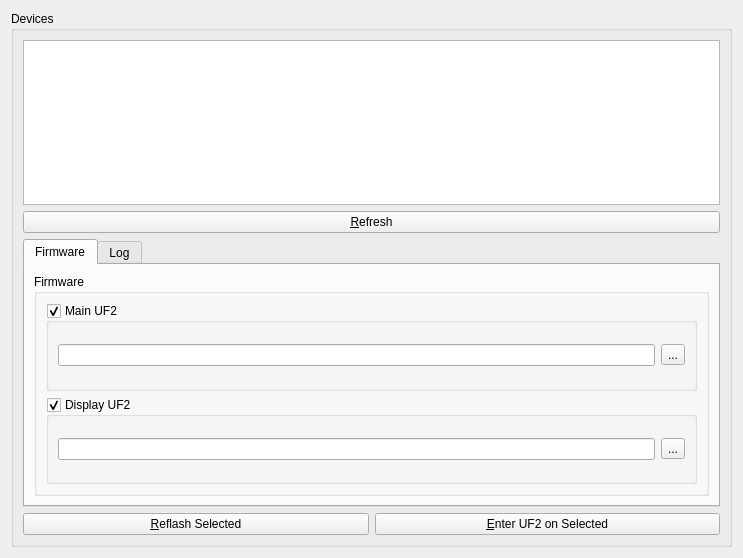
Qt form src/ui/main.ui (freewili/freewili-updater) before a commit.
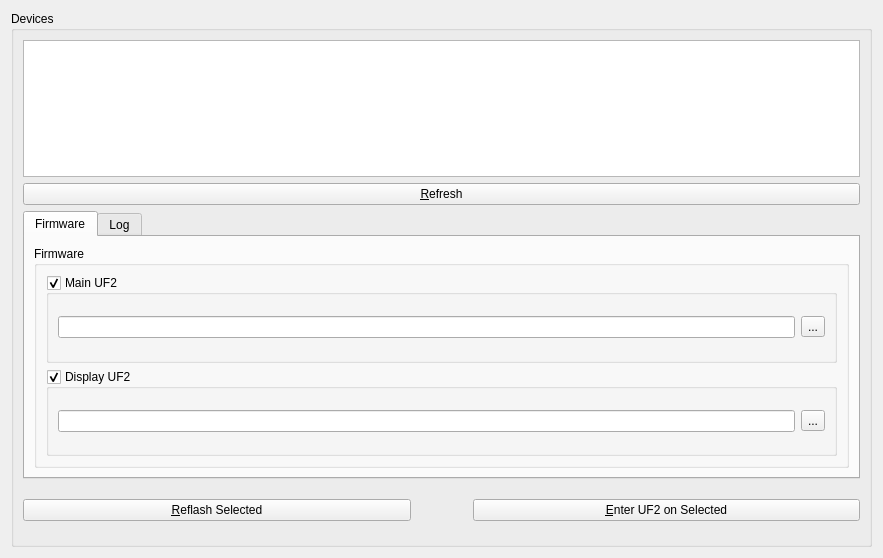
The same form after that commit. Icons and pictures are not drawn.

```diff
--- a/src/ui/main.ui
+++ b/src/ui/main.ui
@@ -6,7 +6,7 @@
    <rect>
     <x>0</x>
     <y>0</y>
-    <width>743</width>
+    <width>883</width>
     <height>558</height>
    </rect>
   </property>
@@ -20,13 +20,32 @@
       <string>Devices</string>
      </property>
      <layout class="QGridLayout" name="gridLayout_4" rowstretch="1,0,0,0">
-      <item row="3" column="1">
+      <item row="3" column="2">
        <widget class="QPushButton" name="pushButtonEnterUf2">
         <property name="text">
          <string>&amp;Enter UF2 on Selected</string>
         </property>
        </widget>
       </item>
+      <item row="3" column="1">
+       <widget class="QLabel" name="labelSpinner">
+        <property name="minimumSize">
+         <size>
+          <width>50</width>
+          <height>50</height>
+         </size>
+        </property>
+        <property name="maximumSize">
+         <size>
+          <width>50</width>
+          <height>50</height>
+         </size>
+        </property>
+        <property name="text">
+         <string/>
+        </property>
+       </widget>
+      </item>
       <item row="3" column="0">
        <widget class="QPushButton" name="pushButtonReflash">
         <property name="text">
@@ -34,21 +53,7 @@
         </property>
        </widget>
       </item>
-      <item row="0" column="0" colspan="2">
-       <widget class="QTreeView" name="treeViewDevices">
-        <property name="selectionMode">
-         <enum>QAbstractItemView::SelectionMode::ExtendedSelection</enum>
-        </property>
-       </widget>
-      </item>
-      <item row="1" column="0" colspan="2">
-       <widget class="QPushButton" name="pushButtonRefresh">
-        <property name="text">
-         <string>&amp;Refresh</string>
-        </property>
-       </widget>
-      </item>
-      <item row="2" column="0" colspan="2">
+      <item row="2" column="0" colspan="3">
        <widget class="QTabWidget" name="tabWidget">
         <property name="currentIndex">
          <number>0</number>
@@ -132,6 +137,26 @@
         </widget>
        </widget>
       </item>
+      <item row="1" column="0" colspan="3">
+       <widget class="QPushButton" name="pushButtonRefresh">
+        <property name="text">
+         <string>&amp;Refresh</string>
+        </property>
+       </widget>
+      </item>
+      <item row="0" column="0" colspan="3">
+       <widget class="QTreeView" name="treeViewDevices">
+        <property name="styleSheet">
+         <string notr="true">background-image: url(:/images/fw-logo.png);
+background-position: center center;
+background-repeat: no-repeat;
+background-attachment:fixed;</string>
+        </property>
+        <property name="selectionMode">
+         <enum>QAbstractItemView::SelectionMode::ExtendedSelection</enum>
+        </property>
+       </widget>
+      </item>
      </layout>
     </widget>
    </item>
```
Left out of the diff: 4 changed lines with no effect on the pictures.
